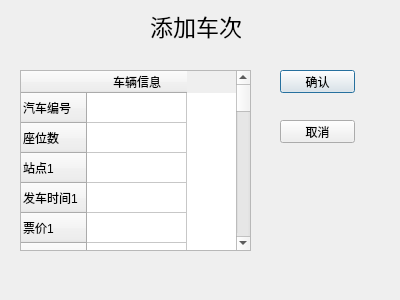
The window that Client/Administrator/Administrator/addcoach.ui (ticketgroup/qichedinggpiao) describes before a commit, drawn with Qt 5.
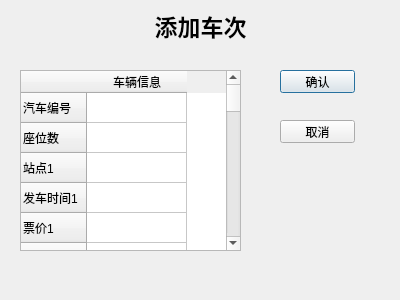
The same window after the commit.

Diff of the .ui file:
```diff
--- a/Client/Administrator/Administrator/addcoach.ui
+++ b/Client/Administrator/Administrator/addcoach.ui
@@ -18,7 +18,7 @@
     <rect>
      <x>20</x>
      <y>70</y>
-     <width>231</width>
+     <width>221</width>
      <height>181</height>
     </rect>
    </property>
@@ -224,20 +224,25 @@
   <widget class="QLabel" name="label">
    <property name="geometry">
     <rect>
-     <x>150</x>
+     <x>0</x>
      <y>10</y>
-     <width>91</width>
+     <width>401</width>
      <height>31</height>
     </rect>
    </property>
    <property name="font">
     <font>
      <pointsize>17</pointsize>
+     <weight>75</weight>
+     <bold>true</bold>
     </font>
    </property>
    <property name="text">
     <string>添加车次</string>
    </property>
+   <property name="alignment">
+    <set>Qt::AlignCenter</set>
+   </property>
   </widget>
   <widget class="QPushButton" name="pushButton">
    <property name="geometry">
```
